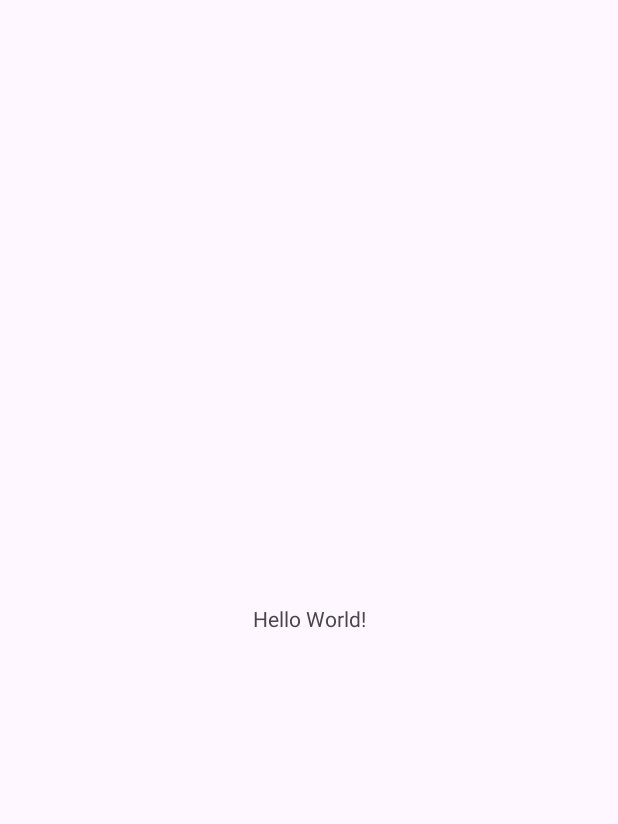
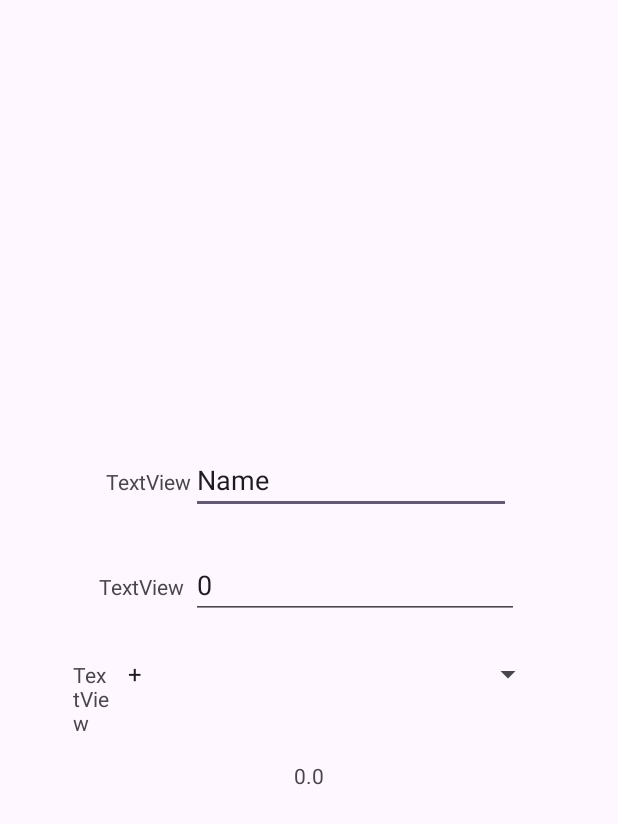
Before and after one commit to Roberthsuan/Advancedwidget, an Android app: the screen it shows after launch (MainActivity), on a phone screen of 412 x 824 dp. Before the commit the part shown is almost empty. Shown: the top 824 px of the screen. Run offline under Robolectric (Android 15) with nearby library versions, the phone set to English and light mode, and no system bars; 4 statements that could not run were skipped.

```diff
--- a/SpinnerCalculator/app/src/main/java/com/example/spinnercalculator/MainActivity.java
+++ b/SpinnerCalculator/app/src/main/java/com/example/spinnercalculator/MainActivity.java
@@ -1,6 +1,11 @@
 package com.example.spinnercalculator;
 
 import android.os.Bundle;
+import android.view.View;
+import android.widget.AdapterView;
+import android.widget.EditText;
+import android.widget.Spinner;
+import android.widget.TextView;
 
 import androidx.activity.EdgeToEdge;
 import androidx.appcompat.app.AppCompatActivity;
@@ -8,8 +13,8 @@ import androidx.core.graphics.Insets;
 import androidx.core.view.ViewCompat;
 import androidx.core.view.WindowInsetsCompat;
 
-public class MainActivity extends AppCompatActivity {
-
+public class MainActivity extends AppCompatActivity implements AdapterView.OnItemSelectedListener {
+ private double num1,num2;
     @Override
     protected void onCreate(Bundle savedInstanceState) {
         super.onCreate(savedInstanceState);
@@ -20,5 +25,48 @@ public class MainActivity extends AppCompatActivity {
             v.setPadding(systemBars.left, systemBars.top, systemBars.right, systemBars.bottom);
             return insets;
         });
+
+        EditText etNumb1=(EditText) findViewById(R.id.num1);
+        etNumb1.setText("0");
+        EditText etNumb2=(EditText) findViewById(R.id.num2);
+        etNumb2.setText("0");
+
+        Spinner op=(Spinner) findViewById(R.id.spinner);
+        op.setOnItemSelectedListener(this);
+    }
+
+    @Override
+    public void onItemSelected(AdapterView<?> adapterView, View view, int i, long l) {
+        EditText etnum1=(EditText) findViewById(R.id.num1);
+        num1=Double.parseDouble(String.valueOf(etnum1.getText()));
+        EditText etnum2=(EditText) findViewById(R.id.num2);
+        num2=Double.parseDouble(String.valueOf(etnum2.getText()));
+
+        String[] operations= getResources().getStringArray(R.array.operation);
+        double answer=0.0;
+        switch (operations[i]){
+            case"+":
+                answer=num1+num2;
+                break;
+            case"-":
+                answer=num1-num2;
+                break;
+            case"*":
+                answer=num1*num2;
+                break;
+            case"/":
+                answer=num1/num2;
+                break;
+
+        }
+
+        TextView result=(TextView) findViewById(R.id.result);
+        result.setText(String.valueOf(answer));
+
+    }
+
+    @Override
+    public void onNothingSelected(AdapterView<?> adapterView) {
+
     }
 }
--- a/SpinnerCalculator/app/src/main/res/layout/activity_main.xml
+++ b/SpinnerCalculator/app/src/main/res/layout/activity_main.xml
@@ -7,13 +7,85 @@
     android:layout_height="match_parent"
     tools:context=".MainActivity">
 
-    <TextView
-        android:layout_width="wrap_content"
-        android:layout_height="wrap_content"
-        android:text="Hello World!"
+    <LinearLayout
+        android:layout_width="409dp"
+        android:layout_height="729dp"
+        android:gravity="center"
+        android:orientation="vertical"
         app:layout_constraintBottom_toBottomOf="parent"
         app:layout_constraintEnd_toEndOf="parent"
         app:layout_constraintStart_toStartOf="parent"
-        app:layout_constraintTop_toTopOf="parent" />
+        app:layout_constraintTop_toTopOf="parent">
 
+        <LinearLayout
+            android:layout_width="wrap_content"
+            android:layout_height="70dp"
+            android:orientation="horizontal">
+
+            <TextView
+                android:id="@+id/num1"
+                android:layout_width="wrap_content"
+                android:layout_height="wrap_content"
+                android:layout_weight="1"
+                android:text="TextView" />
+
+            <EditText
+                android:id="@+id/num1"
+                android:layout_width="wrap_content"
+                android:layout_height="wrap_content"
+                android:layout_weight="1"
+                android:ems="10"
+                android:inputType="text"
+                android:text="Name" />
+        </LinearLayout>
+
+        <LinearLayout
+            android:layout_width="280dp"
+            android:layout_height="70dp"
+            android:orientation="horizontal">
+
+            <TextView
+                android:id="@+id/textView2"
+                android:layout_width="wrap_content"
+                android:layout_height="wrap_content"
+                android:layout_weight="1"
+                android:text="TextView" />
+
+            <EditText
+                android:id="@+id/num2"
+                android:layout_width="wrap_content"
+                android:layout_height="wrap_content"
+                android:layout_weight="1"
+                android:ems="10"
+                android:inputType="text"
+                android:text="Name" />
+        </LinearLayout>
+
+        <LinearLayout
+            android:layout_width="314dp"
+            android:layout_height="70dp"
+            android:orientation="horizontal">
+
+            <TextView
+                android:id="@+id/textView3"
+                android:layout_width="wrap_content"
+                android:layout_height="wrap_content"
+                android:layout_weight="1"
+                android:text="TextView" />
+
+            <Spinner
+                android:id="@+id/spinner"
+                android:layout_width="match_parent"
+                android:layout_height="wrap_content"
+                android:layout_weight="1"
+                android:entries="@array/operation" />
+        </LinearLayout>
+
+        <TextView
+            android:id="@+id/result"
+            android:layout_width="wrap_content"
+            android:layout_height="wrap_content"
+            android:text="result" />
+
+    </LinearLayout>
 </androidx.constraintlayout.widget.ConstraintLayout>
--- a/SpinnerCalculator/app/src/main/res/values/strings.xml
+++ b/SpinnerCalculator/app/src/main/res/values/strings.xml
@@ -1,3 +1,9 @@
 <resources>
     <string name="app_name">SpinnerCalculator</string>
+    <string-array name="operation">
+        <item>+</item>
+        <item>-</item>
+        <item>*</item>
+        <item>/</item>
+    </string-array>
 </resources>
```
